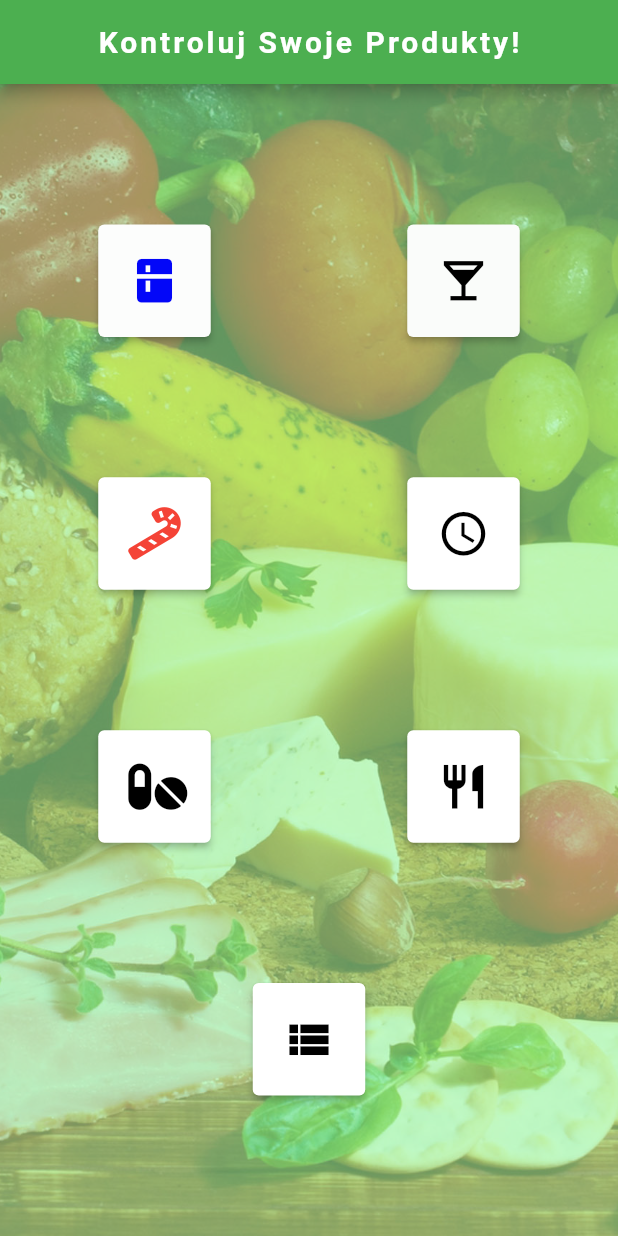
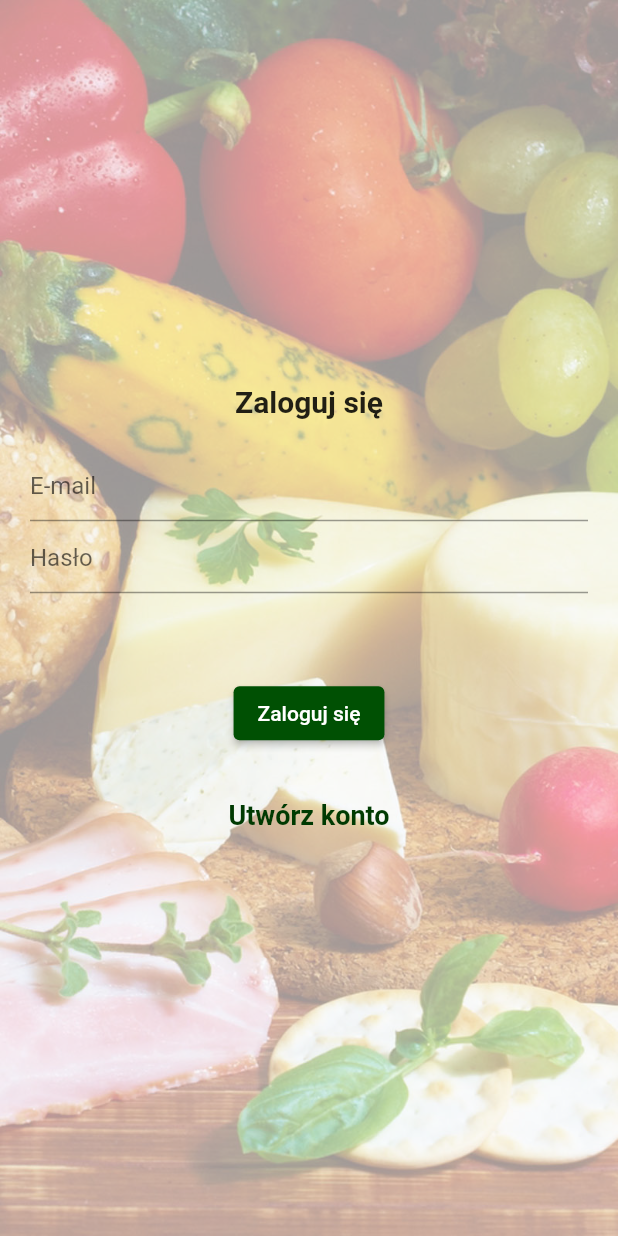
Before and after one commit to lukaszhak/moja_lodowka, a Flutter app: the screen it shows after launch, on a phone screen of 412 x 824 dp. Run offline on Flutter 3.47's test engine with Material 2 defaults, Android fonts, the phone set to English and light mode, and no system bars; our stand-ins replace cloud_firestore, firebase_auth, firebase_core; accounts and stored records are empty.

Commit message:
Add registration

```diff
--- a/lib/app/noteedit_page/edit.dart
+++ b/lib/app/noteedit_page/edit.dart
@@ -30,6 +30,6 @@ class _NoteEditState extends State<NoteEditPage> {
         ),
       ),
     );
-    ;
+
   }
 }
--- /dev/null
+++ b/lib/app/root_page/root_page.dart
@@ -0,0 +1,224 @@
+import 'package:firebase_auth/firebase_auth.dart';
+import 'package:flutter/material.dart';
+import 'package:moja_lodowka/main.dart';
+
+class RootPage extends StatefulWidget {
+  RootPage({Key? key}) : super(key: key);
+
+  final emailController = TextEditingController();
+  final passwordController = TextEditingController();
+
+  @override
+  State<RootPage> createState() => _RootPageState();
+}
+
+class _RootPageState extends State<RootPage> {
+  var errorMessage = '';
+  var isCreatingAccount = false;
+
+  @override
+  Widget build(BuildContext context) {
+    return MaterialApp(
+      title: 'Flutter Demo',
+      theme: ThemeData(
+        primarySwatch: Colors.blue,
+      ),
+      home: StreamBuilder<User?>(
+          stream: FirebaseAuth.instance.authStateChanges(),
+          builder: (context, snapshot) {
+            final user = snapshot.data;
+            if (user == null) {
+              return Scaffold(
+                body: Container(
+                  decoration: const BoxDecoration(
+                    image: DecorationImage(
+                      opacity: 0.4,
+                      fit: BoxFit.cover,
+                      image: AssetImage(
+                        'images/food.jpg',
+                      ),
+                    ),
+                  ),
+                  child: Padding(
+                    padding: const EdgeInsets.all(20.0),
+                    child: Column(
+                      mainAxisAlignment: MainAxisAlignment.center,
+                      children: [
+                        Text(
+                          isCreatingAccount == true
+                              ? 'Zarejestruj się'
+                              : 'Zaloguj się',
+                          style: const TextStyle(
+                              fontSize: 20, fontWeight: FontWeight.bold),
+                        ),
+                        const SizedBox(
+                          height: 20,
+                        ),
+                        TextField(
+                          controller: widget.emailController,
+                          decoration: const InputDecoration(hintText: 'E-mail'),
+                        ),
+                        TextField(
+                          controller: widget.passwordController,
+                          obscureText: true,
+                          decoration: const InputDecoration(hintText: 'Hasło'),
+                        ),
+                        const SizedBox(
+                          height: 20,
+                        ),
+                        Text(errorMessage),
+                        const SizedBox(
+                          height: 20,
+                        ),
+                        ElevatedButton(
+                          style: ElevatedButton.styleFrom(
+                              primary: const Color.fromARGB(255, 0, 80, 3)),
+                          onPressed: () async {
+                            if (isCreatingAccount == true) {
+                              // rejestracja
+                              try {
+                                await FirebaseAuth.instance
+                                    .createUserWithEmailAndPassword(
+                                        email: widget.emailController.text,
+                                        password:
+                                            widget.passwordController.text);
+                              } catch (error) {
+                                setState(() {
+                                  errorMessage = error.toString();
+                                });
+                              }
+                            } else {
+                              // logowanie
+                              try {
+                                await FirebaseAuth.instance
+                                    .signInWithEmailAndPassword(
+                                        email: widget.emailController.text,
+                                        password:
+                                            widget.passwordController.text);
+                              } catch (error) {
+                                setState(() {
+                                  errorMessage = error.toString();
+                                });
+                              }
+                            }
+                          },
+                          child: Text(isCreatingAccount == true
+                              ? 'Zarejestruj się'
+                              : 'Zaloguj się'),
+                        ),
+                        const SizedBox(
+                          height: 20,
+                        ),
+                        if (isCreatingAccount == false) ...[
+                          TextButton(
+                            onPressed: () {
+                              setState(() {
+                                isCreatingAccount = true;
+                              });
+                            },
+                            child: const Text(
+                              'Utwórz konto',
+                              style: TextStyle(
+                                  fontWeight: FontWeight.bold,
+                                  fontSize: 18,
+                                  color: Color.fromARGB(255, 0, 58, 2)),
+                            ),
+                          ),
+                        ],
+                        if (isCreatingAccount == true) ...[
+                          TextButton(
+                            onPressed: () {
+                              setState(() {
+                                isCreatingAccount = false;
+                              });
+                            },
+                            child: const Text(
+                              'Masz już konto?',
+                              style: TextStyle(
+                                  fontWeight: FontWeight.bold,
+                                  fontSize: 18,
+                                  color: Color.fromARGB(255, 0, 58, 2)),
+                            ),
+                          ),
+                        ],
+                      ],
+                    ),
+                  ),
+                ),
+              );
+            }
+            return FirstPage(user: user);
+          }),
+    );
+  }
+}
+
+class LoginPage extends StatefulWidget {
+  const LoginPage({
+    Key? key,
+    required this.user,
+  }) : super(key: key);
+
+  final User user;
+
+  @override
+  State<LoginPage> createState() => _LoginPageState();
+}
+
+class _LoginPageState extends State<LoginPage> {
+  var isLogIn = true;
+
+  @override
+  Widget build(BuildContext context) {
+    return MaterialApp(
+        title: 'Flutter Demo',
+        theme: ThemeData(
+          primarySwatch: Colors.blue,
+        ),
+        home: StreamBuilder<User?>(
+            stream: FirebaseAuth.instance.authStateChanges(),
+            builder: (context, snapshot) {
+              if (isLogIn == true) {
+                return Scaffold(
+                  backgroundColor: const Color.fromARGB(255, 154, 247, 157),
+                  body: Container(
+                    decoration: const BoxDecoration(
+                        image: DecorationImage(
+                            opacity: 0.4,
+                            fit: BoxFit.cover,
+                            image: AssetImage('images/food.jpg'))),
+                    child: Center(
+                      child: Column(
+                        mainAxisAlignment: MainAxisAlignment.center,
+                        children: [
+                          Text(
+                            'Jesteś zalogowany jako ${widget.user.email}',
+                            style: const TextStyle(
+                              fontSize: 18,
+                              fontWeight: FontWeight.bold,
+                            ),
+                          ),
+                          const SizedBox(
+                            height: 20,
+                          ),
+                          ElevatedButton(
+                            style: ElevatedButton.styleFrom(
+                                primary: const Color.fromARGB(255, 0, 63, 2)),
+                            onPressed: () {
+                              FirebaseAuth.instance.signOut();
+                              setState(() {
+                                isLogIn = false;
+                              });
+                            },
+                            child: const Text('Wyloguj'),
+                          ),
+                        ],
+                      ),
+                    ),
+                  ),
+                );
+              }
+              return RootPage();
+            }));
+  }
+}
--- a/lib/main.dart
+++ b/lib/main.dart
@@ -1,3 +1,4 @@
+import 'package:firebase_auth/firebase_auth.dart';
 import 'package:flutter/material.dart';
 import 'package:moja_lodowka/app/candy_page/candy_page.dart';
 import 'package:moja_lodowka/app/drink_page/drink_page.dart';
@@ -6,6 +7,7 @@ import 'package:moja_lodowka/app/fridge_page/fridge_page.dart';
 import 'package:moja_lodowka/app/list_page/list_page.dart';
 import 'package:moja_lodowka/app/longdate_page/longdate_page.dart';
 import 'package:moja_lodowka/app/menu_page/menu_page.dart';
+import 'package:moja_lodowka/app/root_page/root_page.dart';
 import 'package:moja_lodowka/custom_icons_icons.dart';
 import 'package:firebase_core/firebase_core.dart';
 import 'firebase_options.dart';
@@ -28,15 +30,14 @@ class MyApp extends StatelessWidget {
       theme: ThemeData(
         primarySwatch: Colors.blue,
       ),
-      home: const FirstPage(),
+      home: RootPage(),
     );
   }
 }
 
 class FirstPage extends StatelessWidget {
-  const FirstPage({
-    Key? key,
-  }) : super(key: key);
+  const FirstPage({Key? key, required this.user}) : super(key: key);
+  final User user;
 
   @override
   Widget build(BuildContext context) {
@@ -52,6 +53,14 @@ class FirstPage extends StatelessWidget {
             ),
           ),
         ),
+      ),
+      floatingActionButton: FloatingActionButton(
+        onPressed: () {
+          Navigator.of(context)
+              .push(MaterialPageRoute(builder: (_) => LoginPage(user: user)));
+        },
+        backgroundColor: const Color.fromARGB(255, 0, 54, 2),
+        child: const Icon(Icons.person),
       ),
       backgroundColor: const Color.fromARGB(255, 154, 247, 157),
       body: Container(
@@ -212,7 +221,7 @@ class FirstPage extends StatelessWidget {
                     ),
                   ),
                 ],
-              )
+              ),
             ],
           ),
         ),
--- a/pubspec.yaml
+++ b/pubspec.yaml
@@ -38,6 +38,7 @@ dependencies:
   simple_gradient_text: 1.2.3
   firebase_core: ^1.20.0
   cloud_firestore: ^3.4.2
+  firebase_auth: ^3.6.3
 
 dev_dependencies:
   flutter_test:
```
Also changed, not shown: lib/app/noteedit_page/noteedit_page.dart (+4 -4 lines), pubspec.lock, 3 other files.
